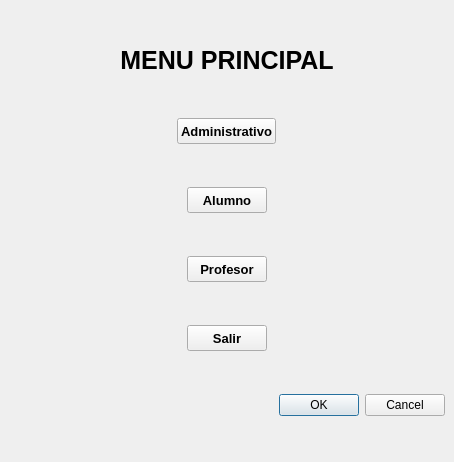
This is designer/mainwindow.ui in LeonelScalise/EDDYPOO-REY_V2.0 as Qt 5 draws it before an edit. The edited form follows.
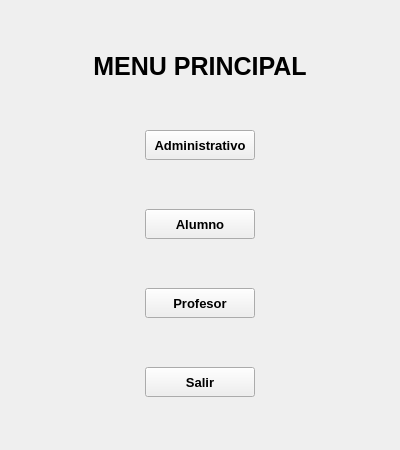
This is the edited form.

Commit message: ui de login

```diff
--- a/designer/mainwindow.ui
+++ b/designer/mainwindow.ui
@@ -6,10 +6,22 @@
    <rect>
     <x>0</x>
     <y>0</y>
-    <width>454</width>
-    <height>462</height>
+    <width>400</width>
+    <height>450</height>
    </rect>
   </property>
+  <property name="minimumSize">
+   <size>
+    <width>400</width>
+    <height>450</height>
+   </size>
+  </property>
+  <property name="maximumSize">
+   <size>
+    <width>600</width>
+    <height>700</height>
+   </size>
+  </property>
   <property name="acceptDrops">
    <bool>true</bool>
   </property>
@@ -29,10 +41,16 @@
         <verstretch>0</verstretch>
        </sizepolicy>
       </property>
+      <property name="minimumSize">
+       <size>
+        <width>110</width>
+        <height>30</height>
+       </size>
+      </property>
       <property name="maximumSize">
        <size>
-        <width>16777215</width>
-        <height>26</height>
+        <width>110</width>
+        <height>30</height>
        </size>
       </property>
       <property name="font">
@@ -48,75 +66,24 @@
       </property>
      </widget>
     </item>
-    <item row="3" column="1" alignment="Qt::AlignHCenter">
-     <widget class="QPushButton" name="btn_admin">
-      <property name="sizePolicy">
-       <sizepolicy hsizetype="Fixed" vsizetype="Fixed">
-        <horstretch>0</horstretch>
-        <verstretch>0</verstretch>
-       </sizepolicy>
-      </property>
-      <property name="maximumSize">
-       <size>
-        <width>16777215</width>
-        <height>26</height>
-       </size>
-      </property>
-      <property name="font">
-       <font>
-        <family>MS Sans Serif</family>
-        <pointsize>10</pointsize>
-        <weight>75</weight>
-        <bold>true</bold>
-       </font>
-      </property>
-      <property name="text">
-       <string>Administrativo</string>
-      </property>
-     </widget>
-    </item>
-    <item row="7" column="1" alignment="Qt::AlignHCenter">
-     <widget class="QPushButton" name="btn_salir">
-      <property name="maximumSize">
-       <size>
-        <width>16777215</width>
-        <height>26</height>
-       </size>
-      </property>
-      <property name="font">
-       <font>
-        <family>MS Sans Serif</family>
-        <pointsize>10</pointsize>
-        <weight>75</weight>
-        <bold>true</bold>
-       </font>
-      </property>
-      <property name="focusPolicy">
-       <enum>Qt::ClickFocus</enum>
-      </property>
-      <property name="contextMenuPolicy">
-       <enum>Qt::DefaultContextMenu</enum>
-      </property>
-      <property name="layoutDirection">
-       <enum>Qt::LeftToRight</enum>
-      </property>
-      <property name="text">
-       <string>Salir</string>
-      </property>
-      <property name="default">
-       <bool>false</bool>
-      </property>
-      <property name="flat">
-       <bool>false</bool>
-      </property>
-     </widget>
-    </item>
     <item row="6" column="1" alignment="Qt::AlignHCenter">
      <widget class="QPushButton" name="btn_profe">
+      <property name="sizePolicy">
+       <sizepolicy hsizetype="Minimum" vsizetype="Minimum">
+        <horstretch>0</horstretch>
+        <verstretch>0</verstretch>
+       </sizepolicy>
+      </property>
+      <property name="minimumSize">
+       <size>
+        <width>110</width>
+        <height>30</height>
+       </size>
+      </property>
       <property name="maximumSize">
        <size>
-        <width>16777215</width>
-        <height>26</height>
+        <width>110</width>
+        <height>30</height>
        </size>
       </property>
       <property name="font">
@@ -166,10 +133,84 @@
       </property>
      </widget>
     </item>
-    <item row="8" column="1">
-     <widget class="QDialogButtonBox" name="buttonBox">
-      <property name="standardButtons">
-       <set>QDialogButtonBox::Cancel|QDialogButtonBox::Ok</set>
+    <item row="3" column="1" alignment="Qt::AlignHCenter">
+     <widget class="QPushButton" name="btn_admin">
+      <property name="sizePolicy">
+       <sizepolicy hsizetype="Minimum" vsizetype="Minimum">
+        <horstretch>0</horstretch>
+        <verstretch>0</verstretch>
+       </sizepolicy>
+      </property>
+      <property name="minimumSize">
+       <size>
+        <width>110</width>
+        <height>30</height>
+       </size>
+      </property>
+      <property name="maximumSize">
+       <size>
+        <width>110</width>
+        <height>30</height>
+       </size>
+      </property>
+      <property name="font">
+       <font>
+        <family>MS Sans Serif</family>
+        <pointsize>10</pointsize>
+        <weight>75</weight>
+        <bold>true</bold>
+       </font>
+      </property>
+      <property name="text">
+       <string>Administrativo</string>
+      </property>
+     </widget>
+    </item>
+    <item row="7" column="1" alignment="Qt::AlignHCenter">
+     <widget class="QPushButton" name="btn_salir">
+      <property name="sizePolicy">
+       <sizepolicy hsizetype="Minimum" vsizetype="Minimum">
+        <horstretch>0</horstretch>
+        <verstretch>0</verstretch>
+       </sizepolicy>
+      </property>
+      <property name="minimumSize">
+       <size>
+        <width>110</width>
+        <height>30</height>
+       </size>
+      </property>
+      <property name="maximumSize">
+       <size>
+        <width>110</width>
+        <height>30</height>
+       </size>
+      </property>
+      <property name="font">
+       <font>
+        <family>MS Sans Serif</family>
+        <pointsize>10</pointsize>
+        <weight>75</weight>
+        <bold>true</bold>
+       </font>
+      </property>
+      <property name="focusPolicy">
+       <enum>Qt::ClickFocus</enum>
+      </property>
+      <property name="contextMenuPolicy">
+       <enum>Qt::DefaultContextMenu</enum>
+      </property>
+      <property name="layoutDirection">
+       <enum>Qt::LeftToRight</enum>
+      </property>
+      <property name="text">
+       <string>Salir</string>
+      </property>
+      <property name="default">
+       <bool>false</bool>
+      </property>
+      <property name="flat">
+       <bool>false</bool>
       </property>
      </widget>
     </item>
```
The commit also changes 4 other files.
